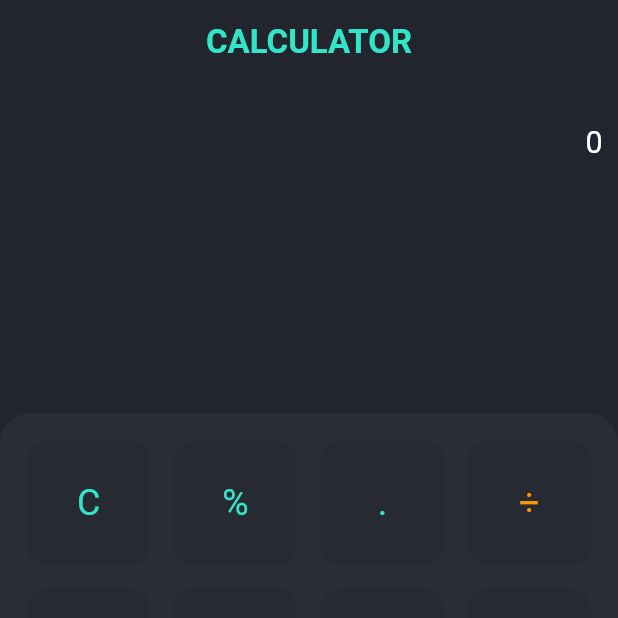
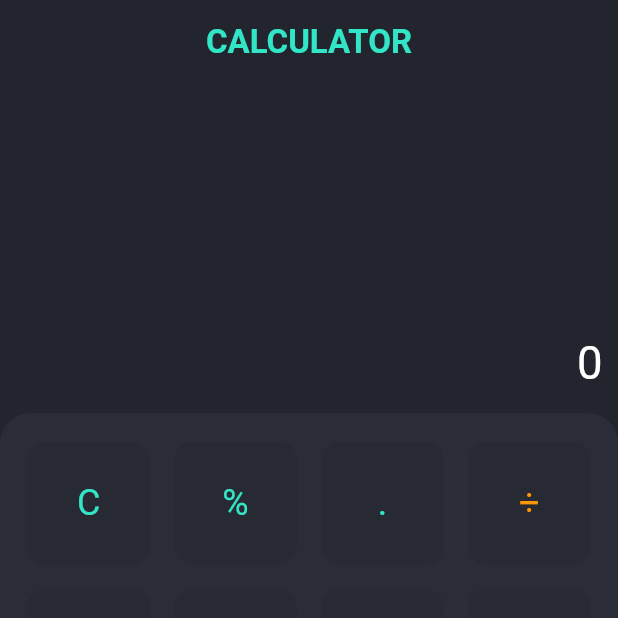
Before and after one commit to roypa123/calculator, a Flutter app: the screen it shows after launch, on a phone screen of 412 x 824 dp, the top half of it. Run offline on Flutter 3.47's test engine with Material 3 defaults, Android fonts, the phone set to English and light mode, and no system bars; our stand-ins replace equatable, flutter_bloc, flutter_screenutil, get_it.

```diff
--- a/lib/features/main/presentation/view/main_screen.dart
+++ b/lib/features/main/presentation/view/main_screen.dart
@@ -44,16 +44,25 @@ class MainScreen extends StatelessWidget {
                           vertical: 10.w, horizontal: 10.h),
                       alignment: Alignment.bottomRight,
                       child: Column(
+                        mainAxisAlignment: MainAxisAlignment.start,
                         children: [
-                          Text(
-                            operation,
-                            style:
-                                TextStyle(color: Colors.white, fontSize: 10.sp),
+                          Align(
+                            alignment: Alignment.topRight,
+                            child: Text(
+                              operation,
+                              style:
+                                  TextStyle(color: Colors.white, fontSize: 30.sp),
+                            ),
                           ),
-                          Text(
-                            result,
-                            style:
-                                TextStyle(color: Colors.white, fontSize: 20.sp),
+                          Expanded(
+                            child: Align(
+                              alignment: Alignment.bottomRight,
+                              child: Text(
+                                result,
+                                style:
+                                    TextStyle(color: Colors.white, fontSize: 30.sp),
+                              ),
+                            ),
                           ),
                         ],
                       ),
```
Also changed, not shown: extra_file/git_images/image1.jpeg (added), extra_file/git_images/image2.jpeg (added), 2 other files.
